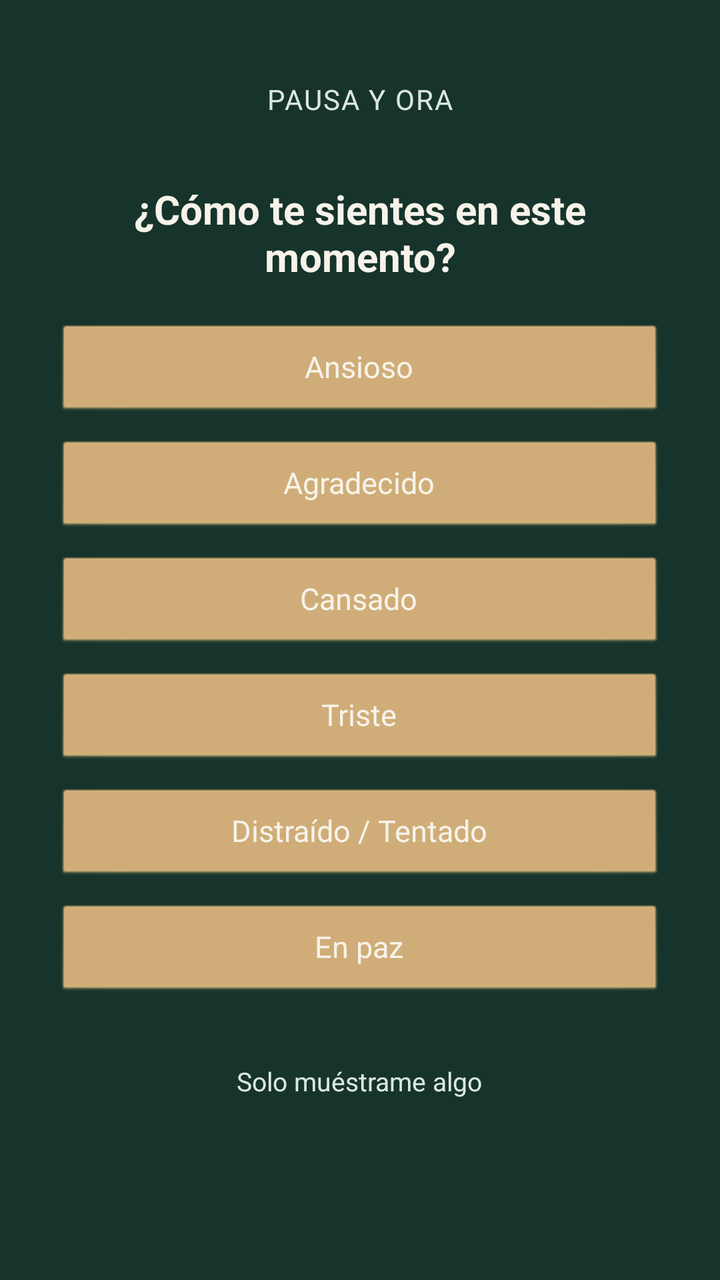
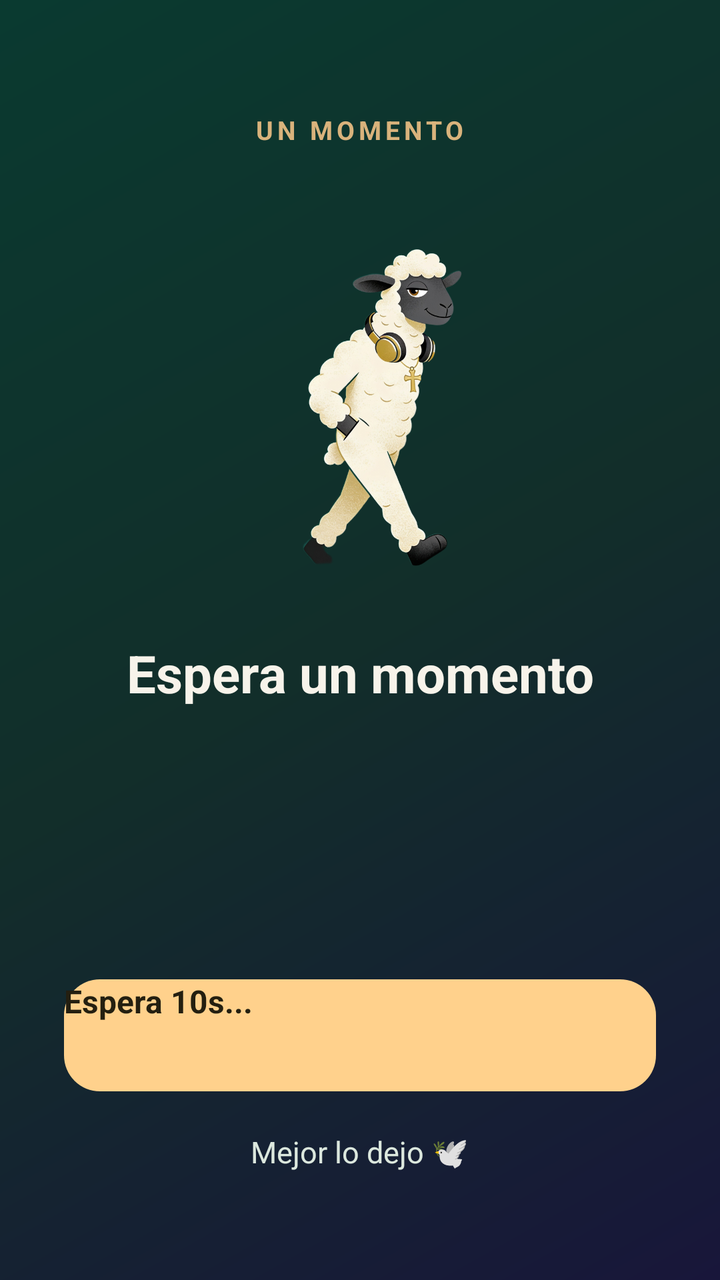

Compare the two renders of this Android layout. The source of the first and the diff that turns it into the second are given below.
<!-- AndroidManifest.xml: activity theme PrayerGateTheme -->
<!-- res/layout/activity_prayer_gate.xml -->
<?xml version="1.0" encoding="utf-8"?>
<ScrollView xmlns:android="http://schemas.android.com/apk/res/android"
    android:layout_width="match_parent"
    android:layout_height="match_parent"
    android:background="@color/gate_background"
    android:fillViewport="true">

    <LinearLayout
        android:layout_width="match_parent"
        android:layout_height="wrap_content"
        android:orientation="vertical"
        android:paddingStart="28dp"
        android:paddingEnd="28dp"
        android:paddingTop="40dp"
        android:paddingBottom="32dp"
        android:gravity="center_horizontal">

        <TextView
            android:id="@+id/textTargetApp"
            android:layout_width="wrap_content"
            android:layout_height="wrap_content"
            android:text="Pausa y Ora"
            android:textColor="@color/gate_text_soft"
            android:textSize="14sp"
            android:letterSpacing="0.05"
            android:textAllCaps="true" />

        
        <LinearLayout
            android:id="@+id/moodContainer"
            android:layout_width="match_parent"
            android:layout_height="wrap_content"
            android:orientation="vertical"
            android:layout_marginTop="32dp"
            android:gravity="center_horizontal">

            <TextView
                android:id="@+id/textMoodPrompt"
                android:layout_width="match_parent"
                android:layout_height="wrap_content"
                android:gravity="center"
                android:text="¿Cómo te sientes en este momento?"
                android:textColor="@color/gate_text"
                android:textSize="20sp"
                android:textStyle="bold"
                android:layout_marginBottom="20dp" />

            <Button
                android:id="@+id/buttonMoodAnsioso"
                style="@style/GateMoodButton"
                android:text="Ansioso" />

            <Button
                android:id="@+id/buttonMoodAgradecido"
                style="@style/GateMoodButton"
                android:text="Agradecido" />

            <Button
                android:id="@+id/buttonMoodCansado"
                style="@style/GateMoodButton"
                android:text="Cansado" />

            <Button
                android:id="@+id/buttonMoodTriste"
                style="@style/GateMoodButton"
                android:text="Triste" />

            <Button
                android:id="@+id/buttonMoodDistraido"
                style="@style/GateMoodButton"
                android:text="Distraído / Tentado" />

            <Button
                android:id="@+id/buttonMoodPaz"
                style="@style/GateMoodButton"
                android:text="En paz" />

            <TextView
                android:id="@+id/buttonMoodSkip"
                android:layout_width="wrap_content"
                android:layout_height="wrap_content"
                android:layout_marginTop="14dp"
                android:padding="8dp"
                android:text="Solo muéstrame algo"
                android:textColor="@color/gate_text_soft"
                android:textSize="13sp" />

        </LinearLayout>

        
        <LinearLayout
            android:id="@+id/prayerContentContainer"
            android:layout_width="match_parent"
            android:layout_height="wrap_content"
            android:orientation="vertical"
            android:gravity="center_horizontal"
            android:visibility="gone">

            <FrameLayout
                android:layout_width="wrap_content"
                android:layout_height="wrap_content"
                android:layout_marginTop="4dp"
                android:layout_marginBottom="12dp">

                <View
                    android:id="@+id/breathingCircle"
                    android:layout_width="140dp"
                    android:layout_height="140dp"
                    android:background="@drawable/breathing_glow" />

            </FrameLayout>

            <TextView
                android:id="@+id/textBreathingCue"
                android:layout_width="wrap_content"
                android:layout_height="wrap_content"
                android:layout_marginBottom="24dp"
                android:text="Respira..."
                android:textColor="@color/gate_text"
                android:textSize="16sp" />

            <TextView
                android:id="@+id/textPrayerTitle"
                android:layout_width="match_parent"
                android:layout_height="wrap_content"
                android:gravity="center"
                android:textColor="@color/gate_text"
                android:textSize="22sp"
                android:textStyle="bold"
                android:layout_marginBottom="14dp" />

            <TextView
                android:id="@+id/textPrayerBody"
                android:layout_width="match_parent"
                android:layout_height="wrap_content"
                android:textColor="@color/gate_text"
                android:textSize="16sp"
                android:lineSpacingMultiplier="1.3"
                android:layout_marginBottom="14dp" />

            <TextView
                android:id="@+id/textPrayerRef"
                android:layout_width="match_parent"
                android:layout_height="wrap_content"
                android:textColor="@color/gate_accent"
                android:textStyle="italic"
                android:textSize="14sp"
                android:layout_marginBottom="32dp" />

            <Button
                android:id="@+id/buttonContinue"
                android:layout_width="match_parent"
                android:layout_height="56dp"
                android:enabled="false"
                android:text="Espera unos segundos..."
                android:textAllCaps="false"
                android:backgroundTint="@color/gate_accent"
                android:textColor="@color/gate_text" />

            <TextView
                android:id="@+id/buttonSnooze"
                android:layout_width="wrap_content"
                android:layout_height="wrap_content"
                android:layout_marginTop="18dp"
                android:padding="8dp"
                android:text="Ya no mostrar hoy para esta app"
                android:textColor="@color/gate_text_soft"
                android:textSize="13sp" />

        </LinearLayout>

    </LinearLayout>
</ScrollView>
<!-- resources referenced by this layout -->
<resources>
  <color name="gate_accent">#D9B37C</color>
  <color name="gate_background">#16342B</color>
  <color name="gate_text">#F7F3EA</color>
  <color name="gate_text_soft">#DCE8DE</color>
  <!-- drawable breathing_glow (drawable) -->
  <?xml version="1.0" encoding="utf-8"?>
  <vector xmlns:android="http://schemas.android.com/apk/res/android"
      android:width="140dp"
      android:height="140dp"
      android:viewportWidth="140"
      android:viewportHeight="140">
  
      
      <path
          android:pathData="M70,6 A64,64 0 1,0 70,134 A64,64 0 1,0 70,6 Z"
          android:fillColor="#00000000"
          android:strokeColor="@color/gate_accent"
          android:strokeWidth="2"
          android:strokeAlpha="0.55" />
  
      
      <path
          android:pathData="M70,16 A54,54 0 1,0 70,124 A54,54 0 1,0 70,16 Z"
          android:fillColor="@color/gate_accent"
          android:fillAlpha="0.12" />
  
      <path
          android:pathData="M70,32 A38,38 0 1,0 70,108 A38,38 0 1,0 70,32 Z"
          android:fillColor="@color/gate_accent"
          android:fillAlpha="0.22" />
  
      <path
          android:pathData="M70,46 A24,24 0 1,0 70,94 A24,24 0 1,0 70,46 Z"
          android:fillColor="@color/gate_accent"
          android:fillAlpha="0.38" />
  
      
      <path
          android:pathData="M70,60 A10,10 0 1,0 70,80 A10,10 0 1,0 70,60 Z"
          android:fillColor="#FFF4E3"
          android:fillAlpha="0.9" />
  
  </vector>
  <style name="GateMoodButton" parent="@android:style/Widget.Button">
          <item name="android:layout_width">match_parent</item>
          <item name="android:layout_height">48dp</item>
          <item name="android:layout_marginBottom">10dp</item>
          <item name="android:textAllCaps">false</item>
          <item name="android:textSize">15sp</item>
          <item name="android:backgroundTint">@color/gate_accent</item>
          <item name="android:textColor">@color/gate_text</item>
      </style>
  <style name="PrayerGateTheme" parent="@android:style/Theme.Black.NoTitleBar.Fullscreen">
          <item name="android:windowBackground">@color/gate_background</item>
          <item name="android:windowIsTranslucent">false</item>
      </style>
</resources>

<!-- the commit's change to res/layout/activity_prayer_gate.xml (unified diff, before → after) -->
@@ -1,173 +1,96 @@
 <?xml version="1.0" encoding="utf-8"?>
-<ScrollView xmlns:android="http://schemas.android.com/apk/res/android"
+<FrameLayout xmlns:android="http://schemas.android.com/apk/res/android"
     android:layout_width="match_parent"
     android:layout_height="match_parent"
-    android:background="@color/gate_background"
-    android:fillViewport="true">
+    android:background="@drawable/gate_gradient">
 
     <LinearLayout
         android:layout_width="match_parent"
-        android:layout_height="wrap_content"
+        android:layout_height="match_parent"
         android:orientation="vertical"
-        android:paddingStart="28dp"
-        android:paddingEnd="28dp"
-        android:paddingTop="40dp"
-        android:paddingBottom="32dp"
-        android:gravity="center_horizontal">
+        android:gravity="center_horizontal"
+        android:paddingLeft="32dp"
+        android:paddingRight="32dp"
+        android:paddingTop="56dp"
+        android:paddingBottom="40dp">
 
         <TextView
             android:id="@+id/textTargetApp"
             android:layout_width="wrap_content"
             android:layout_height="wrap_content"
-            android:text="Pausa y Ora"
-            android:textColor="@color/gate_text_soft"
-            android:textSize="14sp"
-            android:letterSpacing="0.05"
-            android:textAllCaps="true" />
+            android:text="UN MOMENTO"
+            android:textColor="#D9B37C"
+            android:textSize="13sp"
+            android:letterSpacing="0.15"
+            android:textStyle="bold" />
+
+        <View
+            android:layout_width="0dp"
+            android:layout_height="0dp"
+            android:layout_weight="0.4" />
 
         
-        <LinearLayout
-            android:id="@+id/moodContainer"
+        <ImageView
+            android:id="@+id/imageSheep"
+            android:layout_width="180dp"
+            android:layout_height="180dp"
+            android:src="@drawable/ovejita_puerta"
+            android:contentDescription="Ovejita" />
+
+        <View
+            android:layout_width="0dp"
+            android:layout_height="0dp"
+            android:layout_weight="0.3" />
+
+        
+        <TextView
+            android:id="@+id/textGreeting"
             android:layout_width="match_parent"
             android:layout_height="wrap_content"
-            android:orientation="vertical"
-            android:layout_marginTop="32dp"
-            android:gravity="center_horizontal">
-
-            <TextView
-                android:id="@+id/textMoodPrompt"
-                android:layout_width="match_parent"
-                android:layout_height="wrap_content"
-                android:gravity="center"
-                android:text="¿Cómo te sientes en este momento?"
-                android:textColor="@color/gate_text"
-                android:textSize="20sp"
-                android:textStyle="bold"
-                android:layout_marginBottom="20dp" />
-
-            <Button
-                android:id="@+id/buttonMoodAnsioso"
-                style="@style/GateMoodButton"
-                android:text="Ansioso" />
-
-            <Button
-                android:id="@+id/buttonMoodAgradecido"
-                style="@style/GateMoodButton"
-                android:text="Agradecido" />
-
-            <Button
-                android:id="@+id/buttonMoodCansado"
-                style="@style/GateMoodButton"
-                android:text="Cansado" />
-
-            <Button
-                android:id="@+id/buttonMoodTriste"
-                style="@style/GateMoodButton"
-                android:text="Triste" />
-
-            <Button
-                android:id="@+id/buttonMoodDistraido"
-                style="@style/GateMoodButton"
-                android:text="Distraído / Tentado" />
-
-            <Button
-                android:id="@+id/buttonMoodPaz"
-                style="@style/GateMoodButton"
-                android:text="En paz" />
-
-            <TextView
-                android:id="@+id/buttonMoodSkip"
-                android:layout_width="wrap_content"
-                android:layout_height="wrap_content"
-                android:layout_marginTop="14dp"
-                android:padding="8dp"
-                android:text="Solo muéstrame algo"
-                android:textColor="@color/gate_text_soft"
-                android:textSize="13sp" />
-
-        </LinearLayout>
+            android:text="Espera un momento"
+            android:textColor="#F7F3EA"
+            android:textSize="26sp"
+            android:textStyle="bold"
+            android:gravity="center"
+            android:layout_marginBottom="18dp" />
 
         
-        <LinearLayout
-            android:id="@+id/prayerContentContainer"
+        <TextView
+            android:id="@+id/textPrayerBody"
             android:layout_width="match_parent"
             android:layout_height="wrap_content"
-            android:orientation="vertical"
-            android:gravity="center_horizontal"
-            android:visibility="gone">
+            android:text=""
+            android:textColor="#F0ECE0"
+            android:textSize="18sp"
+            android:lineSpacingMultiplier="1.35"
+            android:gravity="center" />
 
-            <FrameLayout
-                android:layout_width="wrap_content"
-                android:layout_height="wrap_content"
-                android:layout_marginTop="4dp"
-                android:layout_marginBottom="12dp">
+        <View
+            android:layout_width="0dp"
+            android:layout_height="0dp"
+            android:layout_weight="1" />
 
-                <View
-                    android:id="@+id/breathingCircle"
-                    android:layout_width="140dp"
-                    android:layout_height="140dp"
-                    android:background="@drawable/breathing_glow" />
+        
+        <Button
+            android:id="@+id/buttonContinue"
+            android:layout_width="match_parent"
+            android:layout_height="56dp"
+            android:text="Espera 10s..."
+            android:textColor="#241F10"
+            android:textSize="16sp"
+            android:textStyle="bold"
+            android:textAllCaps="false"
+            android:background="@drawable/gate_button_gold" />
 
-            </FrameLayout>
-
-            <TextView
-                android:id="@+id/textBreathingCue"
-                android:layout_width="wrap_content"
-                android:layout_height="wrap_content"
-                android:layout_marginBottom="24dp"
-                android:text="Respira..."
-                android:textColor="@color/gate_text"
-                android:textSize="16sp" />
-
-            <TextView
-                android:id="@+id/textPrayerTitle"
-                android:layout_width="match_parent"
-                android:layout_height="wrap_content"
-                android:gravity="center"
-                android:textColor="@color/gate_text"
-                android:textSize="22sp"
-                android:textStyle="bold"
-                android:layout_marginBottom="14dp" />
-
-            <TextView
-                android:id="@+id/textPrayerBody"
-                android:layout_width="match_parent"
-                android:layout_height="wrap_content"
-                android:textColor="@color/gate_text"
-                android:textSize="16sp"
-                android:lineSpacingMultiplier="1.3"
-                android:layout_marginBottom="14dp" />
-
-            <TextView
-                android:id="@+id/textPrayerRef"
-                android:layout_width="match_parent"
-                android:layout_height="wrap_content"
-                android:textColor="@color/gate_accent"
-                android:textStyle="italic"
-                android:textSize="14sp"
-                android:layout_marginBottom="32dp" />
-
-            <Button
-                android:id="@+id/buttonContinue"
-                android:layout_width="match_parent"
-                android:layout_height="56dp"
-                android:enabled="false"
-                android:text="Espera unos segundos..."
-                android:textAllCaps="false"
-                android:backgroundTint="@color/gate_accent"
-                android:textColor="@color/gate_text" />
-
-            <TextView
-                android:id="@+id/buttonSnooze"
-                android:layout_width="wrap_content"
-                android:layout_height="wrap_content"
-                android:layout_marginTop="18dp"
-                android:padding="8dp"
-                android:text="Ya no mostrar hoy para esta app"
-                android:textColor="@color/gate_text_soft"
-                android:textSize="13sp" />
-
-        </LinearLayout>
-
+        
+        <TextView
+            android:id="@+id/buttonSnooze"
+            android:layout_width="wrap_content"
+            android:layout_height="wrap_content"
+            android:text="Mejor lo dejo 🕊️"
+            android:textColor="#DCE8DE"
+            android:textSize="15sp"
+            android:padding="14dp"
+            android:layout_marginTop="6dp" />
     </LinearLayout>
-</ScrollView>
+</FrameLayout>
<!-- resource entries referenced after the edit -->
@@ -1,60 +1,25 @@
 <!-- resources referenced by this layout -->
 <resources>
-  <color name="gate_accent">#D9B37C</color>
-  <color name="gate_background">#16342B</color>
-  <color name="gate_text">#F7F3EA</color>
-  <color name="gate_text_soft">#DCE8DE</color>
-  <!-- drawable breathing_glow (drawable) -->
+  <!-- drawable gate_button_gold (drawable) -->
   <?xml version="1.0" encoding="utf-8"?>
-  <vector xmlns:android="http://schemas.android.com/apk/res/android"
-      android:width="140dp"
-      android:height="140dp"
-      android:viewportWidth="140"
-      android:viewportHeight="140">
-  
-      
-      <path
-          android:pathData="M70,6 A64,64 0 1,0 70,134 A64,64 0 1,0 70,6 Z"
-          android:fillColor="#00000000"
-          android:strokeColor="@color/gate_accent"
-          android:strokeWidth="2"
-          android:strokeAlpha="0.55" />
-  
-      
-      <path
-          android:pathData="M70,16 A54,54 0 1,0 70,124 A54,54 0 1,0 70,16 Z"
-          android:fillColor="@color/gate_accent"
-          android:fillAlpha="0.12" />
-  
-      <path
-          android:pathData="M70,32 A38,38 0 1,0 70,108 A38,38 0 1,0 70,32 Z"
-          android:fillColor="@color/gate_accent"
-          android:fillAlpha="0.22" />
-  
-      <path
-          android:pathData="M70,46 A24,24 0 1,0 70,94 A24,24 0 1,0 70,46 Z"
-          android:fillColor="@color/gate_accent"
-          android:fillAlpha="0.38" />
-  
-      
-      <path
-          android:pathData="M70,60 A10,10 0 1,0 70,80 A10,10 0 1,0 70,60 Z"
-          android:fillColor="#FFF4E3"
-          android:fillAlpha="0.9" />
-  
-  </vector>
-  <style name="GateMoodButton" parent="@android:style/Widget.Button">
-          <item name="android:layout_width">match_parent</item>
-          <item name="android:layout_height">48dp</item>
-          <item name="android:layout_marginBottom">10dp</item>
-          <item name="android:textAllCaps">false</item>
-          <item name="android:textSize">15sp</item>
-          <item name="android:backgroundTint">@color/gate_accent</item>
-          <item name="android:textColor">@color/gate_text</item>
-      </style>
+  <shape xmlns:android="http://schemas.android.com/apk/res/android" android:shape="rectangle">
+      <solid android:color="#FFD18C" />
+      <corners android:radius="18dp" />
+  </shape>
+  <!-- drawable gate_gradient (drawable) -->
+  <?xml version="1.0" encoding="utf-8"?>
+  <shape xmlns:android="http://schemas.android.com/apk/res/android" android:shape="rectangle">
+      <gradient
+          android:startColor="#18163A"
+          android:centerColor="#122E2A"
+          android:endColor="#0A3A30"
+          android:angle="135" />
+  </shape>
+  <!-- drawable ovejita_puerta: png bitmap (drawable, 999274 bytes) -->
   <style name="PrayerGateTheme" parent="@android:style/Theme.Black.NoTitleBar.Fullscreen">
           <item name="android:windowBackground">@color/gate_background</item>
           <item name="android:windowIsTranslucent">false</item>
       </style>
+  <color name="gate_background">#16342B</color>
 </resources>
 
